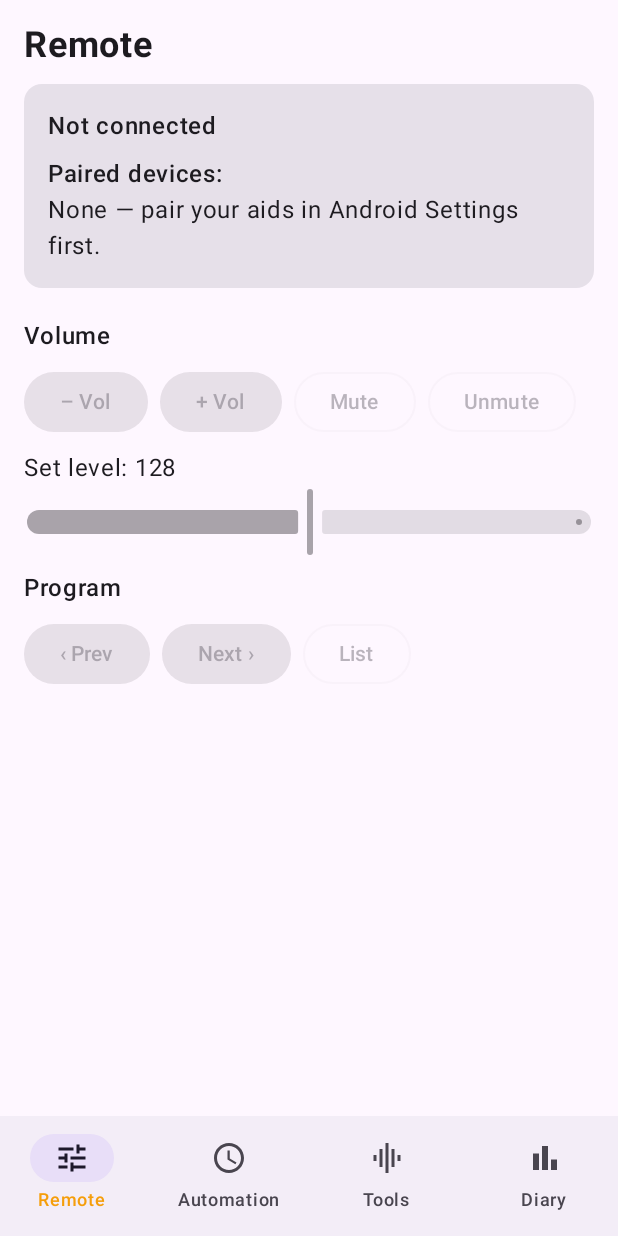
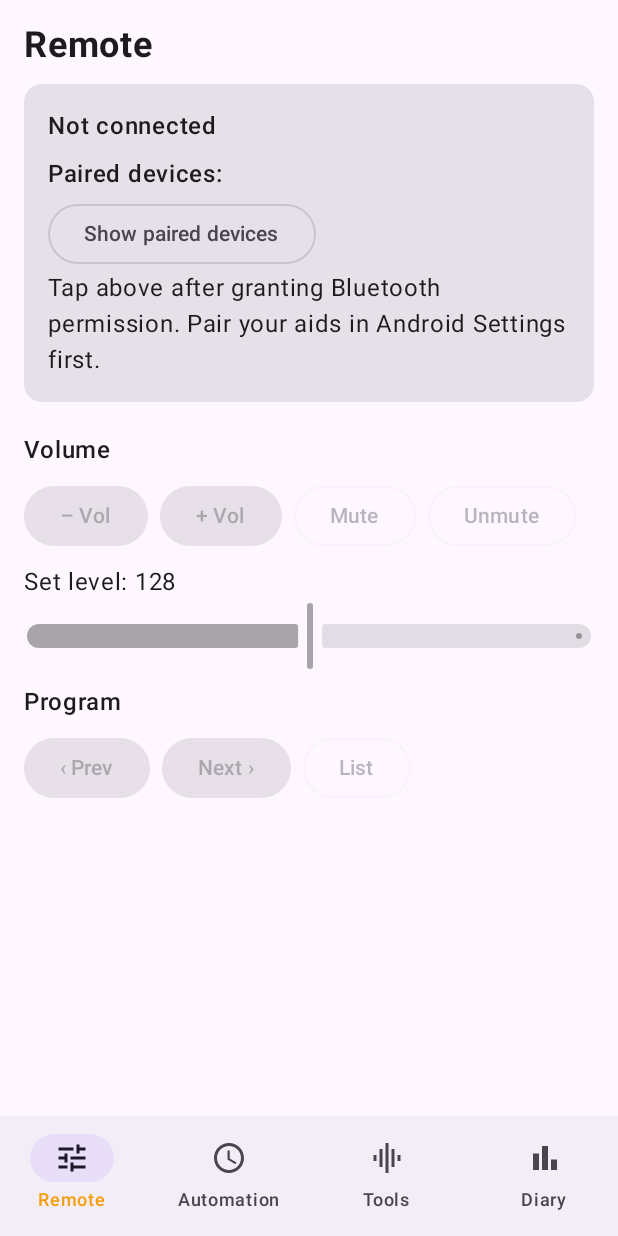
Before and after one commit to Jaxsun-us/varro-landing, an Android app built with Jetpack Compose: the screen it shows after launch (MainActivity), on a phone screen of 412 x 824 dp. Run offline under Robolectric (Android 15) with nearby library versions, the phone set to English and light mode, and no system bars; our stand-ins replace Room's generated code.

Commit message:
Fix launch crash: load bonded devices lazily, guard BLUETOOTH_CONNECT

```diff
--- a/hearing-companion/app/src/main/java/com/varro/hearing/ui/HearingViewModel.kt
+++ b/hearing-companion/app/src/main/java/com/varro/hearing/ui/HearingViewModel.kt
@@ -36,9 +36,13 @@ class HearingViewModel(app: Application) : AndroidViewModel(app) {
         .stateIn(viewModelScope, SharingStarted.WhileSubscribed(5000), emptyList())
 
     @SuppressLint("MissingPermission")
-    fun bondedDevices(): List<BondedDevice> {
+    fun bondedDevices(): List<BondedDevice> = try {
         val adapter = BluetoothAdapter.getDefaultAdapter() ?: return emptyList()
-        return adapter.bondedDevices.orEmpty().map { BondedDevice(it.name ?: it.address, it.address) }
+        adapter.bondedDevices.orEmpty().map { BondedDevice(it.name ?: it.address, it.address) }
+    } catch (e: SecurityException) {
+        emptyList() // BLUETOOTH_CONNECT not granted yet
+    } catch (e: Exception) {
+        emptyList()
     }
 
     fun connect(address: String) {
--- a/hearing-companion/app/src/main/java/com/varro/hearing/ui/RemoteScreen.kt
+++ b/hearing-companion/app/src/main/java/com/varro/hearing/ui/RemoteScreen.kt
@@ -15,6 +15,7 @@ import androidx.compose.material3.Text
 import androidx.compose.runtime.Composable
 import androidx.compose.runtime.getValue
 import androidx.compose.runtime.mutableFloatStateOf
+import androidx.compose.runtime.mutableStateOf
 import androidx.compose.runtime.remember
 import androidx.compose.runtime.setValue
 import androidx.compose.ui.Modifier
@@ -56,9 +57,13 @@ fun RemoteScreen(vm: HearingViewModel) {
                         Text("Disconnect")
                     }
                 } else {
-                    val devices = remember { vm.bondedDevices() }
+                    // Load lazily (after permission) so first launch never touches Bluetooth without it.
+                    var devices by remember { mutableStateOf(emptyList<BondedDevice>()) }
                     Text("Paired devices:", Modifier.padding(top = 8.dp), fontWeight = FontWeight.SemiBold)
-                    if (devices.isEmpty()) Text("None — pair your aids in Android Settings first.")
+                    OutlinedButton(onClick = { devices = vm.bondedDevices() }, modifier = Modifier.padding(top = 4.dp)) {
+                        Text("Show paired devices")
+                    }
+                    if (devices.isEmpty()) Text("Tap above after granting Bluetooth permission. Pair your aids in Android Settings first.")
                     devices.forEach { d ->
                         OutlinedButton(onClick = { vm.connect(d.address) }, modifier = Modifier.fillMaxWidth().padding(top = 4.dp)) {
                             Text("Connect ${d.name}")
```
